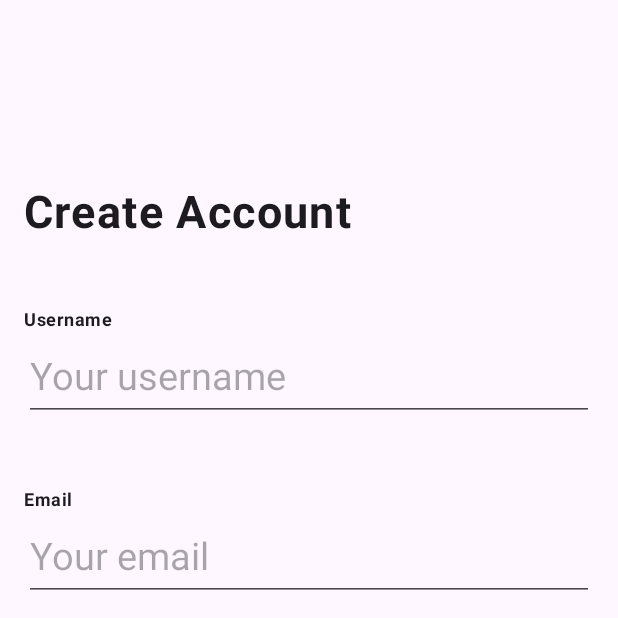
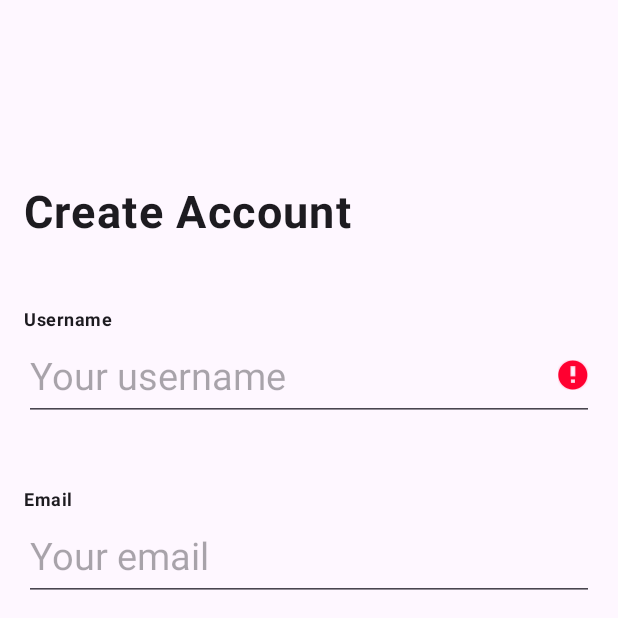
Before and after one commit to JosephGwara/XADAD7112w, an Android app: the RegistrationFragment screen opened through its navigation route, after a tap on "Sign up", on a phone screen of 412 x 824 dp, the top half of it. Run offline under Robolectric (Android 15) with nearby library versions, the phone set to English and light mode, and no system bars; our stand-ins replace Dagger/Hilt's generated code, Firebase (no records; nobody signed in at launch, a user with empty details on screens opened directly), Timber.

Commit message:
Added Validation to registration screen and progress indicator

```diff
--- a/app/src/main/java/com/groupfour/khwakhanyawelfare/presentation/auth/registration/RegistrationViewModel.kt
+++ b/app/src/main/java/com/groupfour/khwakhanyawelfare/presentation/auth/registration/RegistrationViewModel.kt
@@ -1,11 +1,15 @@
 package com.groupfour.khwakhanyawelfare.presentation.auth.registration
 
 import android.util.Patterns
+import androidx.lifecycle.LiveData
+import androidx.lifecycle.MutableLiveData
 import androidx.lifecycle.ViewModel
 import androidx.lifecycle.viewModelScope
 import com.google.firebase.auth.FirebaseAuth
 import dagger.hilt.android.lifecycle.HiltViewModel
+import kotlinx.coroutines.Dispatchers
 import kotlinx.coroutines.launch
+import kotlinx.coroutines.withContext
 import timber.log.Timber
 import java.util.regex.Pattern
 import javax.inject.Inject
@@ -13,49 +17,38 @@ import javax.inject.Inject
 @HiltViewModel
 class RegistrationViewModel @Inject constructor(private val firebaseAuth: FirebaseAuth): ViewModel() {
 
-    val TAG = this.javaClass.name
+    private val TAG = this.javaClass.name
 
-    fun validateUserDetails(email:String,firstPassword:String,secondPassword:String){
-        if (validateEmailAddress(email) && validatePasswords(firstPassword,secondPassword)){
-            registerUser(email,firstPassword)
-        }
-    }
+    private var _registrationError = MutableLiveData<String>()
+    val registrationError:LiveData<String> get() = _registrationError
 
-    private fun validateEmailAddress(email:String):Boolean{
-        val pattern = Patterns.EMAIL_ADDRESS
-        return pattern.matcher(email).matches()
-    }
-    private fun validatePasswords(firstPassword:String,secondPassword:String):Boolean{
-        return validatePasswordPattern(firstPassword) && firstPassword == secondPassword
-    }
-   fun validateUsername(username:String):Boolean{
-       val pattern = "^[A-Za-z]\\w{5,29}$"
-       return Pattern.compile(pattern).matcher(username).matches()
-    }
-   private fun validatePasswordPattern(password: String):Boolean{
-        val pattern = "^(?=.*[0-9])(?=.*[a-z])(?=.*[A-Z])(?=.*[@#\$%^&+=])(?=\\\\S+\$).{6,}\$"
-        return Pattern.compile(pattern).matcher(password).matches()
-    }
+    private var _registrationSuccessful = MutableLiveData<Boolean>()
+    val registrationSuccessful:LiveData<Boolean> get() = _registrationSuccessful
 
-
- private fun registerUser(email:String,password:String) = viewModelScope.launch {
+ fun registerUser(email:String,password:String) = viewModelScope.launch {
             try {
                 firebaseAuth.createUserWithEmailAndPassword(email,password).addOnCompleteListener { task ->
+
                     if (task.isSuccessful){
                         Timber.tag(TAG).d("User Registered successfully")
+                        _registrationSuccessful.postValue(true)
+
+                    }else if(task.exception?.message?.contains("The email address is already in use by another account")== true){
+                        Timber.tag(TAG).d("Failed to signUp, email already in use")
+                        viewModelScope.launch {
+                            withContext(Dispatchers.Main){
+                                _registrationError.postValue("Failed to Register, email already in use")
+                            }
+                        }
 
                     }else{
-                        Timber.tag(TAG).d("Failed to register User")
+                        Timber.tag(TAG).d("Failed to Register")
                     }
                 }
             }
         catch (e:Exception){
             Timber.e(e.message)
+            _registrationError.postValue(e.message)
         }
-
-
-
         }
-
-
 }
--- a/app/src/main/res/layout/fragment_registration.xml
+++ b/app/src/main/res/layout/fragment_registration.xml
@@ -6,6 +6,17 @@
     android:layout_height="match_parent"
     xmlns:app="http://schemas.android.com/apk/res-auto"
     tools:context=".presentation.auth.registration.RegistrationFragment">
+   <ProgressBar
+       android:id="@+id/progressBar"
+       android:layout_width="50dp"
+       android:layout_height="50dp"
+       app:layout_constraintTop_toTopOf="parent"
+       app:layout_constraintBottom_toBottomOf="parent"
+       app:layout_constraintStart_toStartOf="parent"
+       app:layout_constraintEnd_toEndOf="parent"
+       android:visibility="gone"
+       />
+
     <ScrollView
         android:id="@+id/scrollView"
         android:layout_width="match_parent"
```
Also changed, not shown: app/src/main/java/com/groupfour/khwakhanyawelfare/presentation/auth/registration/RegistrationFragment.kt (+87 -6 lines).
